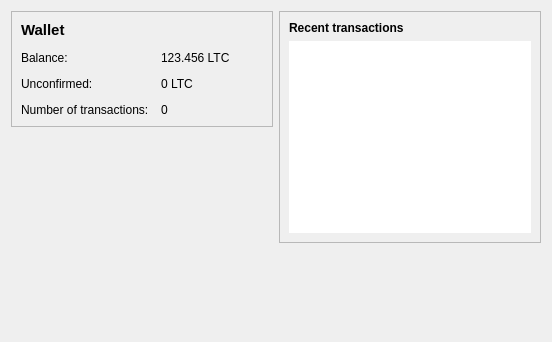
This is src/qt/forms/overviewpage.ui in Flyingel/jassycoin as Qt 5 draws it before an edit. The edited form follows.
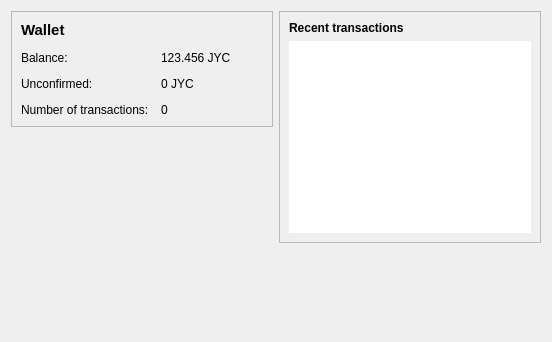
This is the edited form.

Diff of the .ui file:
```diff
--- a/src/qt/forms/overviewpage.ui
+++ b/src/qt/forms/overviewpage.ui
@@ -44,7 +44,7 @@
         <item row="2" column="1">
          <widget class="QLabel" name="labelBalance">
           <property name="text">
-           <string>123.456 LTC</string>
+           <string>123.456 JYC</string>
           </property>
          </widget>
         </item>
@@ -72,7 +72,7 @@
         <item row="3" column="1">
          <widget class="QLabel" name="labelUnconfirmed">
           <property name="text">
-           <string>0 LTC</string>
+           <string>0 JYC</string>
           </property>
          </widget>
         </item>
```
